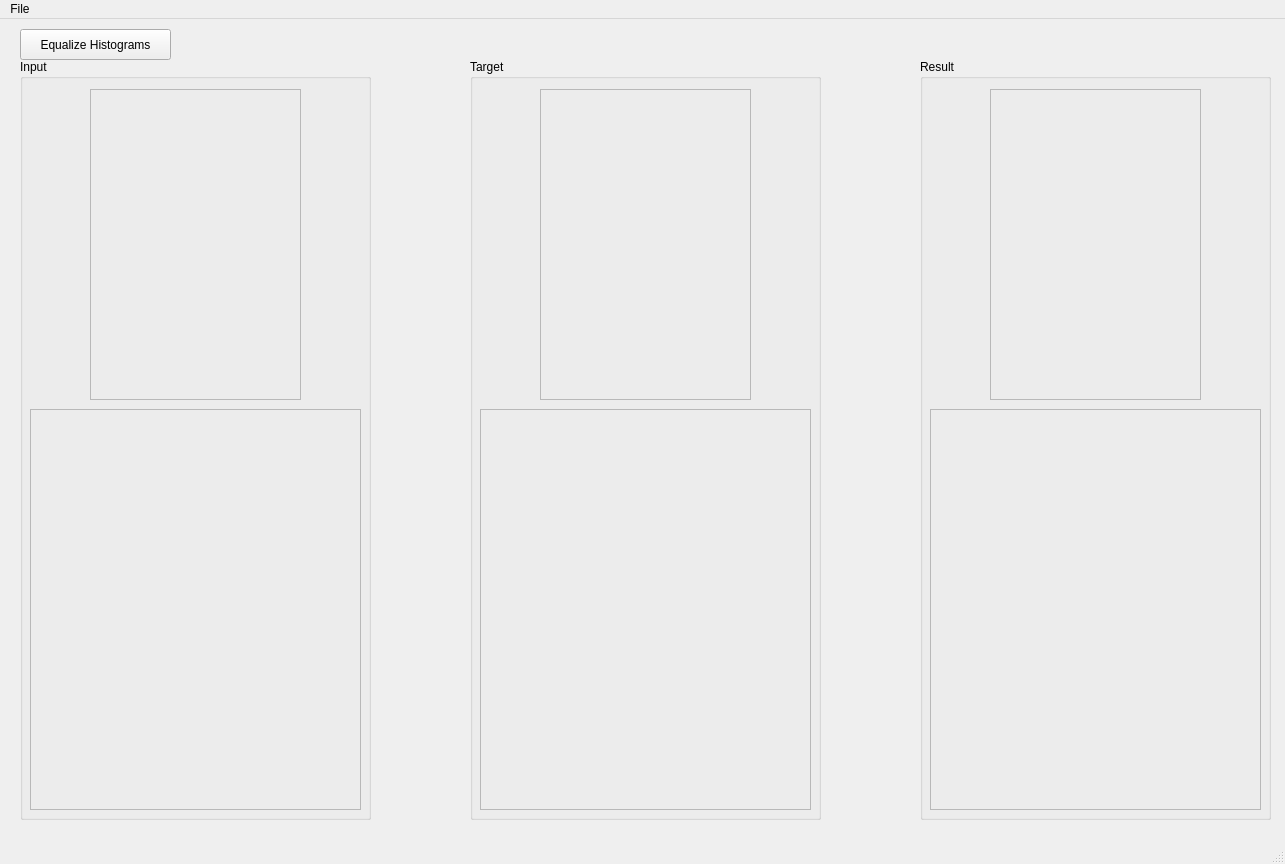
toppeker/CV-HW1, file mainscreen.ui: the form before one commit.
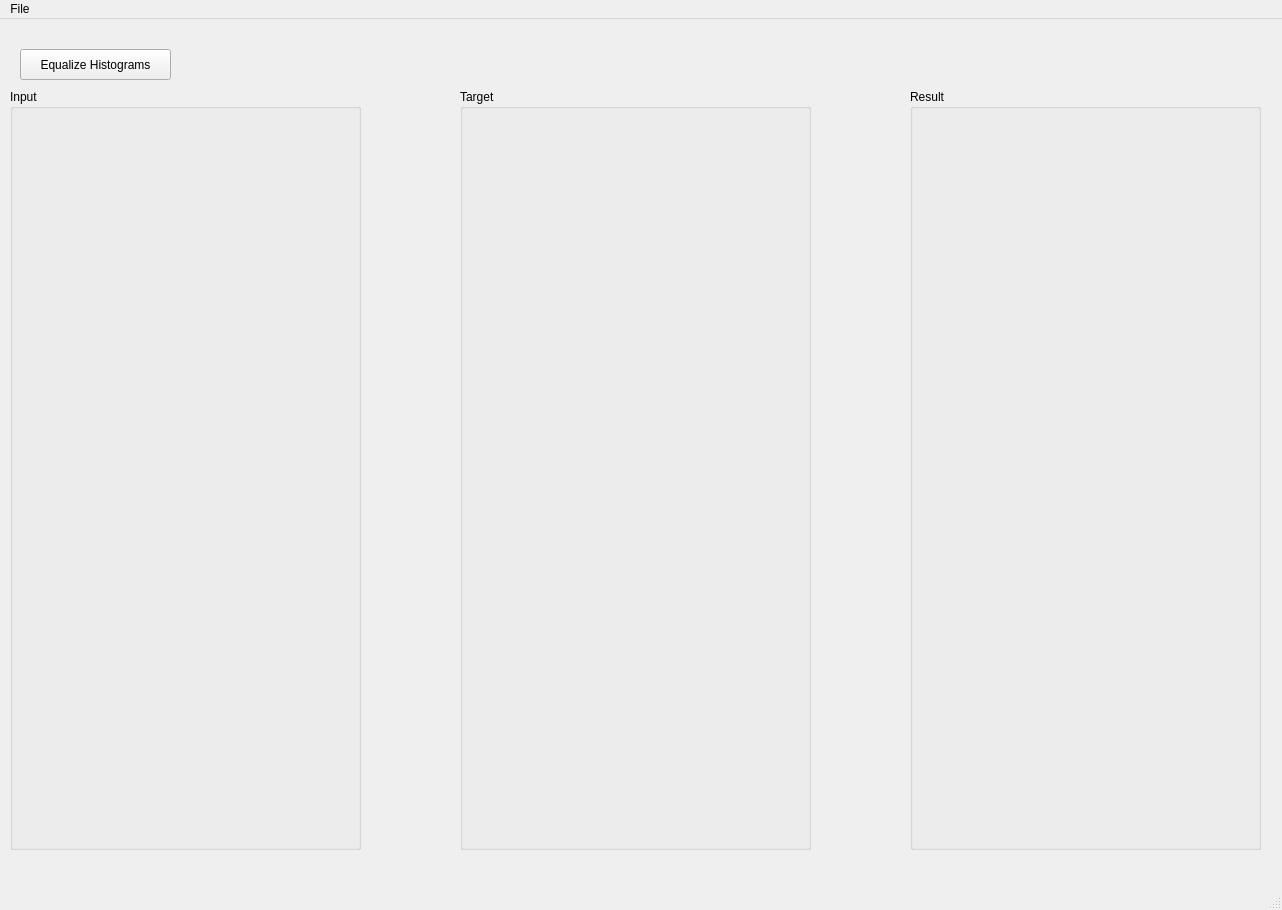
The form after the commit.

Commit message:
UI of the program is completed and the PyQt5 code is added.
All the functionality is finished. Some checks are added.

What changed in the file:
```diff
--- a/mainscreen.ui
+++ b/mainscreen.ui
@@ -6,8 +6,8 @@
    <rect>
     <x>0</x>
     <y>0</y>
-    <width>1285</width>
-    <height>864</height>
+    <width>1282</width>
+    <height>910</height>
    </rect>
   </property>
   <property name="windowTitle">
@@ -17,8 +17,8 @@
    <widget class="QGroupBox" name="groupBox">
     <property name="geometry">
      <rect>
-      <x>20</x>
-      <y>40</y>
+      <x>10</x>
+      <y>70</y>
       <width>351</width>
       <height>761</height>
      </rect>
@@ -26,7 +26,7 @@
     <property name="title">
      <string>Input</string>
     </property>
-    <widget class="QFrame" name="frame">
+    <widget class="QLabel" name="label">
      <property name="geometry">
       <rect>
        <x>70</x>
@@ -35,27 +35,21 @@
        <height>311</height>
       </rect>
      </property>
-     <property name="frameShape">
-      <enum>QFrame::StyledPanel</enum>
-     </property>
-     <property name="frameShadow">
-      <enum>QFrame::Raised</enum>
+     <property name="text">
+      <string/>
      </property>
     </widget>
-    <widget class="QFrame" name="frame_4">
+    <widget class="QLabel" name="label_4">
      <property name="geometry">
       <rect>
        <x>10</x>
-       <y>350</y>
+       <y>340</y>
        <width>331</width>
        <height>401</height>
       </rect>
      </property>
-     <property name="frameShape">
-      <enum>QFrame::StyledPanel</enum>
-     </property>
-     <property name="frameShadow">
-      <enum>QFrame::Raised</enum>
+     <property name="text">
+      <string/>
      </property>
     </widget>
    </widget>
@@ -63,7 +57,7 @@
     <property name="geometry">
      <rect>
       <x>20</x>
-      <y>10</y>
+      <y>30</y>
       <width>151</width>
       <height>31</height>
      </rect>
@@ -75,8 +69,8 @@
    <widget class="QGroupBox" name="groupBox_2">
     <property name="geometry">
      <rect>
-      <x>470</x>
-      <y>40</y>
+      <x>460</x>
+      <y>70</y>
       <width>351</width>
       <height>761</height>
      </rect>
@@ -84,7 +78,7 @@
     <property name="title">
      <string>Target</string>
     </property>
-    <widget class="QFrame" name="frame_2">
+    <widget class="QLabel" name="label_2">
      <property name="geometry">
       <rect>
        <x>70</x>
@@ -93,35 +87,29 @@
        <height>311</height>
       </rect>
      </property>
-     <property name="frameShape">
-      <enum>QFrame::StyledPanel</enum>
-     </property>
-     <property name="frameShadow">
-      <enum>QFrame::Raised</enum>
+     <property name="text">
+      <string/>
      </property>
     </widget>
-    <widget class="QFrame" name="frame_5">
+    <widget class="QLabel" name="label_5">
      <property name="geometry">
       <rect>
        <x>10</x>
-       <y>350</y>
+       <y>340</y>
        <width>331</width>
        <height>401</height>
       </rect>
      </property>
-     <property name="frameShape">
-      <enum>QFrame::StyledPanel</enum>
-     </property>
-     <property name="frameShadow">
-      <enum>QFrame::Raised</enum>
+     <property name="text">
+      <string/>
      </property>
     </widget>
    </widget>
    <widget class="QGroupBox" name="groupBox_3">
     <property name="geometry">
      <rect>
-      <x>920</x>
-      <y>40</y>
+      <x>910</x>
+      <y>70</y>
       <width>351</width>
       <height>761</height>
      </rect>
@@ -129,36 +117,30 @@
     <property name="title">
      <string>Result</string>
     </property>
-    <widget class="QFrame" name="frame_3">
+    <widget class="QLabel" name="label_3">
      <property name="geometry">
       <rect>
-       <x>70</x>
-       <y>30</y>
+       <x>80</x>
+       <y>20</y>
        <width>211</width>
        <height>311</height>
       </rect>
      </property>
-     <property name="frameShape">
-      <enum>QFrame::StyledPanel</enum>
-     </property>
-     <property name="frameShadow">
-      <enum>QFrame::Raised</enum>
+     <property name="text">
+      <string/>
      </property>
     </widget>
-    <widget class="QFrame" name="frame_6">
+    <widget class="QLabel" name="label_6">
      <property name="geometry">
       <rect>
        <x>10</x>
-       <y>350</y>
+       <y>340</y>
        <width>331</width>
        <height>401</height>
       </rect>
      </property>
-     <property name="frameShape">
-      <enum>QFrame::StyledPanel</enum>
-     </property>
-     <property name="frameShadow">
-      <enum>QFrame::Raised</enum>
+     <property name="text">
+      <string/>
      </property>
     </widget>
    </widget>
@@ -168,7 +150,7 @@
     <rect>
      <x>0</x>
      <y>0</y>
-     <width>1285</width>
+     <width>1282</width>
      <height>26</height>
     </rect>
    </property>
```
Left out of the diff: 2 changed lines with no effect on the pictures. The commit also changes 1 other file.
